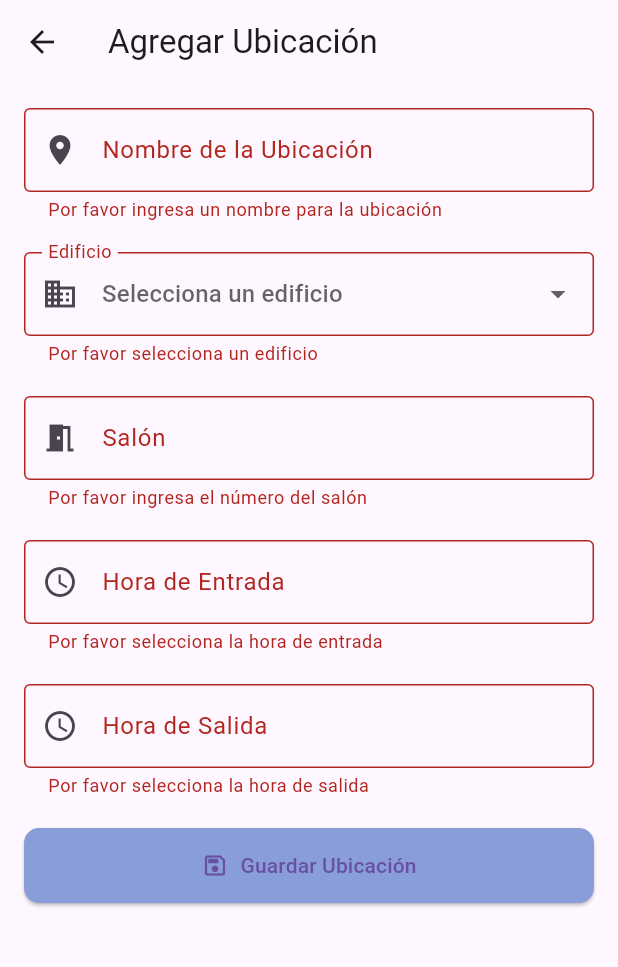
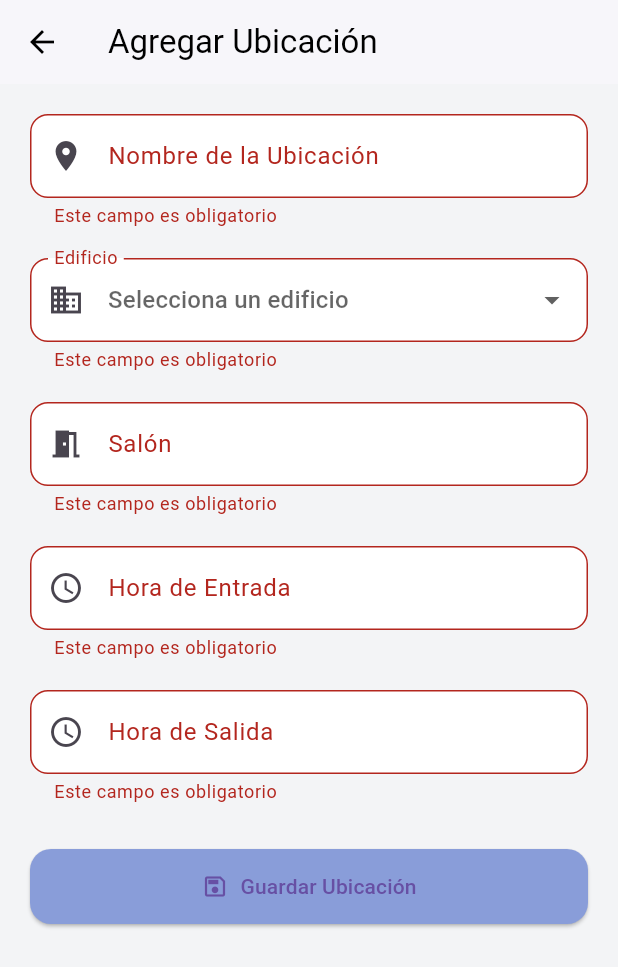
Before and after one commit to tatanardila99/recognitionApp, a Flutter app: the AddLocationScreen screen opened directly, after a tap on "Guardar Ubicación", on a phone screen of 412 x 824 dp. Shown: the top 967 px of the screen. Run offline on Flutter 3.47's test engine with Material 3 defaults, Android fonts, the phone set to English and light mode, and no system bars; our stand-ins replace camera, flutter_styled_toast, google_fonts, shared_preferences; missing offline and left inert: face_camera, google_ml_kit; accounts and stored records are empty.

Commit message:
Update styles

```diff
--- a/lib/config/constants.dart
+++ b/lib/config/constants.dart
@@ -1,5 +1,5 @@
 
-const String kBaseUrl = 'http://192.168.1.6:3000/api';
+const String kBaseUrl = 'http://192.168.101.73:3006/api';
 
 
 const String kAppName = 'UTS Recognition App';
--- a/lib/screens/teacher/add_location_screen.dart
+++ b/lib/screens/teacher/add_location_screen.dart
@@ -1,7 +1,7 @@
 import 'package:flutter/material.dart';
 import 'package:provider/provider.dart';
 import '../../providers/user_provider.dart';
-import '../../services/service.dart'; // Asegúrate de que esta ruta sea correcta
+import '../../services/service.dart';
 
 class AddLocationScreen extends StatefulWidget {
   const AddLocationScreen({super.key});
@@ -35,16 +35,10 @@
     super.dispose();
   }
 
-  Future<void> _selectTime(
-    BuildContext context, {
-    required bool isEntrada,
-  }) async {
+  Future<void> _selectTime(BuildContext context, {required bool isEntrada}) async {
     final TimeOfDay? picked = await showTimePicker(
       context: context,
-      initialTime:
-          isEntrada
-              ? (_selectedHoraEntrada ?? TimeOfDay.now())
-              : (_selectedHoraSalida ?? TimeOfDay.now()),
+      initialTime: isEntrada ? (_selectedHoraEntrada ?? TimeOfDay.now()) : (_selectedHoraSalida ?? TimeOfDay.now()),
       builder: (BuildContext context, Widget? child) {
         return MediaQuery(
           data: MediaQuery.of(context).copyWith(alwaysUse24HourFormat: true),
@@ -74,29 +68,9 @@
       final horaEntrada = _selectedHoraEntrada;
       final horaSalida = _selectedHoraSalida;
 
-      if (edificio == null) {
+      if (edificio == null || horaEntrada == null || horaSalida == null || salon == null) {
         ScaffoldMessenger.of(context).showSnackBar(
-          SnackBar(content: Text('Por favor selecciona un edificio')),
-        );
-        return;
-      }
-      if (horaEntrada == null) {
-        ScaffoldMessenger.of(context).showSnackBar(
-          SnackBar(content: Text('Por favor selecciona una hora de entrada')),
-        );
-        return;
-      }
-      if (horaSalida == null) {
-        ScaffoldMessenger.of(context).showSnackBar(
-          SnackBar(content: Text('Por favor selecciona una hora de salida')),
-        );
-        return;
-      }
-      if (salon == null) {
-        ScaffoldMessenger.of(context).showSnackBar(
-          SnackBar(
-            content: Text('Por favor ingresa un número de salón válido'),
-          ),
+          const SnackBar(content: Text('Por favor completa todos los campos correctamente.')),
         );
         return;
       }
@@ -105,10 +79,8 @@
         'name': locationName,
         'edificio': edificio,
         'salon': salon,
-        'hora_entrada':
-            '${horaEntrada.hour.toString().padLeft(2, '0')}:${horaEntrada.minute.toString().padLeft(2, '0')}:00',
-        'hora_salida':
-            '${horaSalida.hour.toString().padLeft(2, '0')}:${horaSalida.minute.toString().padLeft(2, '0')}:00',
+        'hora_entrada': '${horaEntrada.hour.toString().padLeft(2, '0')}:${horaEntrada.minute.toString().padLeft(2, '0')}:00',
+        'hora_salida': '${horaSalida.hour.toString().padLeft(2, '0')}:${horaSalida.minute.toString().padLeft(2, '0')}:00',
         'responsible_id': responsibleId,
       });
 
@@ -116,154 +88,106 @@
         Navigator.of(context).pop(locationName);
       } else {
         ScaffoldMessenger.of(context).showSnackBar(
-          SnackBar(
-            content: Text('Error al guardar la ubicación. Intenta de nuevo.'),
-          ),
+          const SnackBar(content: Text('Error al guardar la ubicación. Intenta de nuevo.')),
         );
       }
     }
   }
 
+  InputDecoration _inputDecoration(String label, IconData icon, [String? hint]) {
+    return InputDecoration(
+      labelText: label,
+      hintText: hint,
+      prefixIcon: Icon(icon),
+      border: OutlineInputBorder(
+        borderRadius: BorderRadius.circular(12.0),
+      ),
+      filled: true,
+      fillColor: Colors.white,
+    );
+  }
+
   @override
   Widget build(BuildContext context) {
     return Scaffold(
-      appBar: AppBar(title: Text('Agregar Ubicación')),
+      backgroundColor: const Color(0xFFF3F4F6),
+      appBar: AppBar(
+        backgroundColor: Colors.white,
+        title: const Text(
+          'Agregar Ubicación',
+          style: TextStyle(color: Colors.black),
+        ),
+        elevation: 1,
+        iconTheme: const IconThemeData(color: Colors.black),
+      ),
       body: SingleChildScrollView(
-        padding: const EdgeInsets.all(16.0),
+        padding: const EdgeInsets.all(20.0),
         child: Form(
           key: _formKey,
           child: Column(
             crossAxisAlignment: CrossAxisAlignment.stretch,
-            children: <Widget>[
+            children: [
               TextFormField(
                 controller: _locationNameController,
-                decoration: InputDecoration(
-                  labelText: 'Nombre de la Ubicación',
-                  hintText: 'Ej: Laboratorio de Física',
-                  border: OutlineInputBorder(),
-                  prefixIcon: Icon(Icons.location_on),
+                decoration: _inputDecoration('Nombre de la Ubicación', Icons.location_on, 'Ej: Laboratorio de Física'),
+                validator: (value) => value == null || value.isEmpty ? 'Este campo es obligatorio' : null,
               ),
-                validator: (value) {
-                  if (value == null || value.isEmpty) {
-                    return 'Por favor ingresa un nombre para la ubicación';
-                  }
-                  return null;
-                },
-              ),
-              SizedBox(height: 20),
-
+              const SizedBox(height: 20),
               DropdownButtonFormField<String>(
                 value: _selectedEdificio,
-                decoration: InputDecoration(
-                  labelText: 'Edificio',
-                  border: OutlineInputBorder(),
-                  prefixIcon: Icon(Icons.business),
-                ),
-                hint: Text('Selecciona un edificio'),
-                items:
-                    _edificioOptions.entries.map((
-                      MapEntry<String, String> entry,
-                    ) {
+                decoration: _inputDecoration('Edificio', Icons.business),
+                hint: const Text('Selecciona un edificio'),
+                items: _edificioOptions.entries.map((entry) {
                   return DropdownMenuItem<String>(
                     value: entry.key,
                     child: Text(entry.value),
                   );
                 }).toList(),
-                onChanged: (String? newValue) {
-                  setState(() {
-                    _selectedEdificio = newValue;
-                  });
-                },
+                onChanged: (value) => setState(() => _selectedEdificio = value),
+                validator: (value) => value == null ? 'Este campo es obligatorio' : null,
+              ),
+              const SizedBox(height: 20),
+              TextFormField(
+                controller: _salonController,
+                keyboardType: TextInputType.number,
+                decoration: _inputDecoration('Salón', Icons.meeting_room, 'Ej: 101, 205'),
                 validator: (value) {
-                  if (value == null || value.isEmpty) {
-                    return 'Por favor selecciona un edificio';
-                  }
+                  if (value == null || value.isEmpty) return 'Este campo es obligatorio';
+                  if (int.tryParse(value) == null) return 'Debe ser un número válido';
                   return null;
                 },
               ),
-              SizedBox(height: 20),
-
-              TextFormField(
-                controller: _salonController,
-                keyboardType: TextInputType.number,
-                decoration: InputDecoration(
-                  labelText: 'Salón',
-                  hintText: 'Ej: 101, 205',
-                  border: OutlineInputBorder(),
-                  prefixIcon: Icon(Icons.meeting_room),
-                ),
-                validator: (value) {
-                  if (value == null || value.isEmpty) {
-                    return 'Por favor ingresa el número del salón';
-                  }
-                  if (int.tryParse(value) == null) {
-                    return 'Por favor ingresa un número válido';
-                  }
-                  return null;
-                },
-              ),
-              SizedBox(height: 20),
-
+              const SizedBox(height: 20),
               GestureDetector(
                 onTap: () => _selectTime(context, isEntrada: true),
                 child: AbsorbPointer(
                   child: TextFormField(
                     readOnly: true,
                     controller: TextEditingController(
-                      text:
-                          _selectedHoraEntrada == null
-                              ? ''
-                              : _selectedHoraEntrada!.format(context),
+                      text: _selectedHoraEntrada?.format(context) ?? '',
                     ),
-                    decoration: InputDecoration(
-                      labelText: 'Hora de Entrada',
-                      hintText: 'Selecciona la hora de entrada',
-                      border: OutlineInputBorder(),
-                      prefixIcon: Icon(Icons.access_time),
-                    ),
-                    validator: (value) {
-                      if (_selectedHoraEntrada == null) {
-                        return 'Por favor selecciona la hora de entrada';
-                      }
-                      return null;
-                    },
+                    decoration: _inputDecoration('Hora de Entrada', Icons.access_time),
+                    validator: (_) => _selectedHoraEntrada == null ? 'Este campo es obligatorio' : null,
                   ),
                 ),
               ),
-              SizedBox(height: 20),
-
+              const SizedBox(height: 20),
               GestureDetector(
                 onTap: () => _selectTime(context, isEntrada: false),
                 child: AbsorbPointer(
                   child: TextFormField(
                     readOnly: true,
                     controller: TextEditingController(
-                      text:
-                          _selectedHoraSalida == null
-                              ? ''
-                              : _selectedHoraSalida!.format(context),
+                      text: _selectedHoraSalida?.format(context) ?? '',
                     ),
-                    decoration: InputDecoration(
-                      labelText: 'Hora de Salida',
-                      hintText: 'Selecciona la hora de salida',
-                      border: OutlineInputBorder(),
-                      prefixIcon: Icon(Icons.access_time),
-                    ),
-                    validator: (value) {
-                      if (_selectedHoraSalida == null) {
-                        return 'Por favor selecciona la hora de salida';
-                      }
-
-                      if (_selectedHoraEntrada != null &&
-                          _selectedHoraSalida != null) {
-                        final entradaMinutes =
-                            _selectedHoraEntrada!.hour * 60 +
-                            _selectedHoraEntrada!.minute;
-                        final salidaMinutes =
-                            _selectedHoraSalida!.hour * 60 +
-                            _selectedHoraSalida!.minute;
+                    decoration: _inputDecoration('Hora de Salida', Icons.access_time),
+                    validator: (_) {
+                      if (_selectedHoraSalida == null) return 'Este campo es obligatorio';
+                      if (_selectedHoraEntrada != null && _selectedHoraSalida != null) {
+                        final entradaMinutes = _selectedHoraEntrada!.hour * 60 + _selectedHoraEntrada!.minute;
+                        final salidaMinutes = _selectedHoraSalida!.hour * 60 + _selectedHoraSalida!.minute;
                         if (salidaMinutes <= entradaMinutes) {
-                          return 'La hora de salida debe ser posterior a la de entrada';
+                          return 'Debe ser posterior a la hora de entrada';
                         }
                       }
                       return null;
@@ -271,18 +195,16 @@
                   ),
                 ),
               ),
-              SizedBox(height: 20),
-
-
+              const SizedBox(height: 30),
               ElevatedButton.icon(
                 onPressed: _saveLocation,
-                icon: Icon(Icons.save_outlined),
-                label: Text('Guardar Ubicación'),
+                icon: const Icon(Icons.save_outlined),
+                label: const Text('Guardar Ubicación'),
                 style: ElevatedButton.styleFrom(
-                  backgroundColor: Color(0xFF899DD9),
+                  backgroundColor: const Color(0xFF899DD9),
                   padding: const EdgeInsets.symmetric(vertical: 15.0),
                   shape: RoundedRectangleBorder(
-                    borderRadius: BorderRadius.circular(10.0),
+                    borderRadius: BorderRadius.circular(14.0),
                   ),
                 ),
               ),
--- a/lib/screens/teacher/location_card.dart
+++ b/lib/screens/teacher/location_card.dart
@@ -35,7 +35,7 @@
   String _formatTime(String dateString) {
     try {
       final dateTime = DateTime.parse(dateString);
-      return DateFormat('HH:mm EEEE, d MMMM', 'es_ES').format(dateTime);
+      return DateFormat('HH:mm EEEE, dd MMMM yyyy', 'es_ES').format(dateTime);
     } on FormatException {
       final parts = dateString.split(':');
       if (parts.length == 2 && int.tryParse(parts[0]) != null && int.tryParse(parts[1]) != null) {
@@ -102,7 +102,7 @@
                       ),
                       const SizedBox(height: 2),
                       const Text(
-                        "ClassRoom Register",
+                        "Ubicacion Registrada",
                         style: TextStyle(
                           color: Colors.black87,
                           fontSize: 13,
```
Also changed, not shown: lib/screens/student/home_student.dart (+102 -74 lines), lib/screens/teacher/dialog.dart (+64 -36 lines), lib/screens/teacher/face_rekognition_screen.dart (+51 -43 lines). Lines whose indentation alone changed are shown as unchanged.
